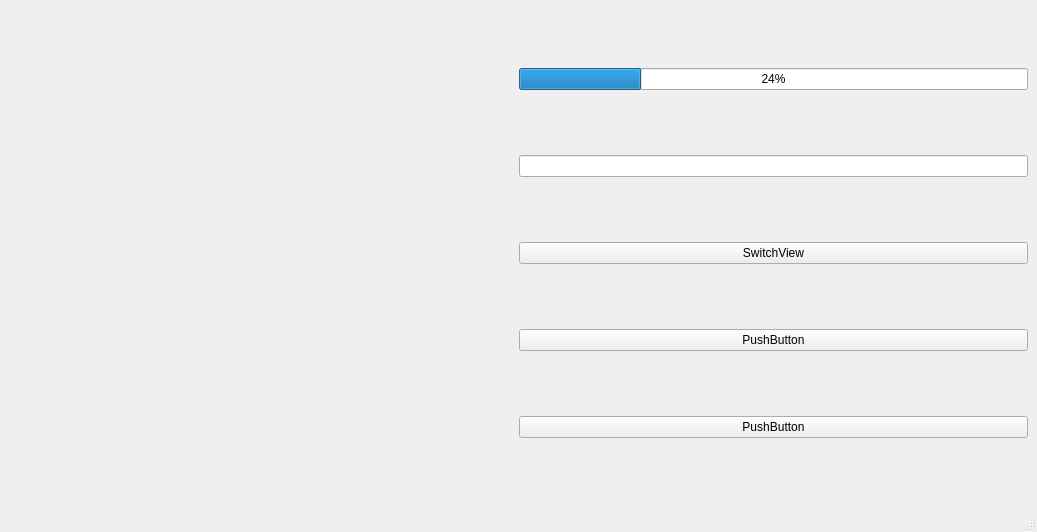
Before: the Qt Designer form shuaiMPFinal/mainwindow.ui in rickycaron/2020.12.MediaProcessing_MazeGame, drawn with Qt 5.
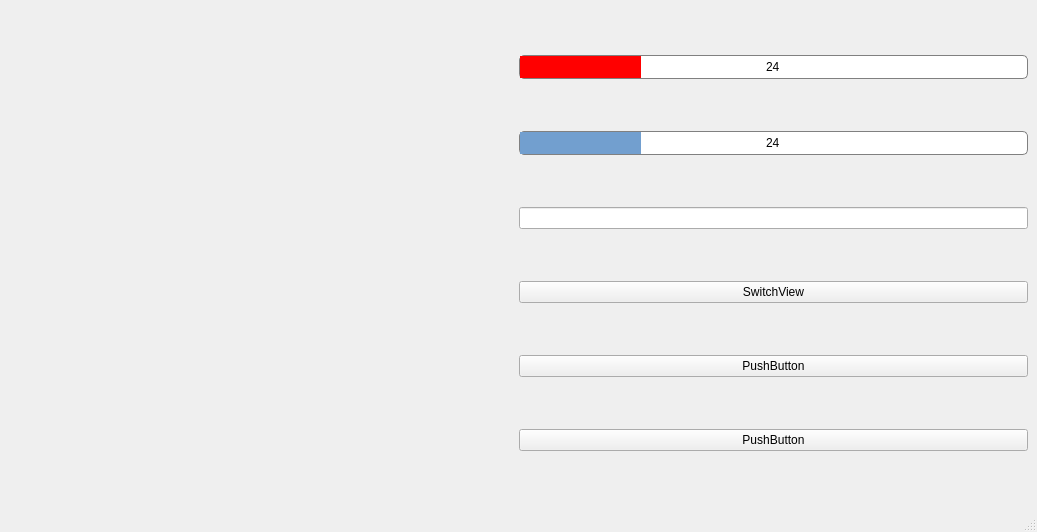
After: the same form once the commit is applied.

The edit to the form file:
```diff
--- a/shuaiMPFinal/mainwindow.ui
+++ b/shuaiMPFinal/mainwindow.ui
@@ -35,9 +35,44 @@
     <item>
      <layout class="QVBoxLayout" name="verticalLayout_2">
       <item>
-       <widget class="QProgressBar" name="progressBar">
+       <widget class="QProgressBar" name="healthBar">
+        <property name="styleSheet">
+         <string notr="true">QProgressBar{
+border: 1px solid grey;
+border-radius: 5px;
+text-align: center;
+}
+QProgressBar::chunk{
+background-color: rgb(255, 0, 0);
+}
+</string>
+        </property>
         <property name="value">
          <number>24</number>
+        </property>
+        <property name="format">
+         <string>%p</string>
+        </property>
+       </widget>
+      </item>
+      <item>
+       <widget class="QProgressBar" name="energyBar">
+        <property name="styleSheet">
+         <string notr="true">QProgressBar{
+border: 1px solid grey;
+border-radius: 5px;
+text-align: center;
+}
+QProgressBar::chunk{
+background-color: rgb(114, 159, 207);
+}
+</string>
+        </property>
+        <property name="value">
+         <number>24</number>
+        </property>
+        <property name="format">
+         <string>%p</string>
         </property>
        </widget>
       </item>
```
